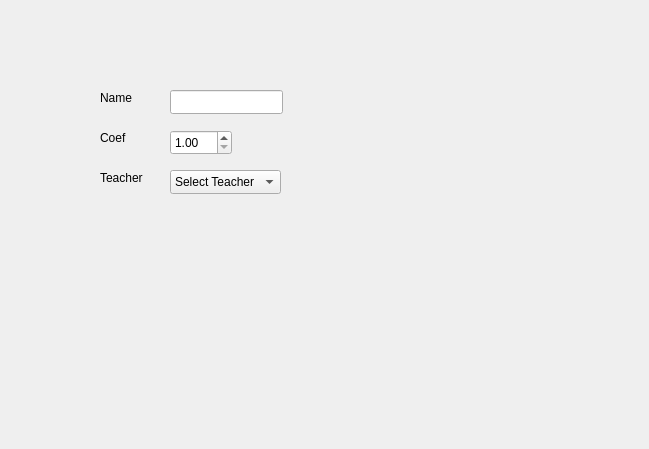
First picture: the form in ProjectPV/matiere/matiere.ui, repository Yassine-Mhirsi/ProjectPV, before the edit.
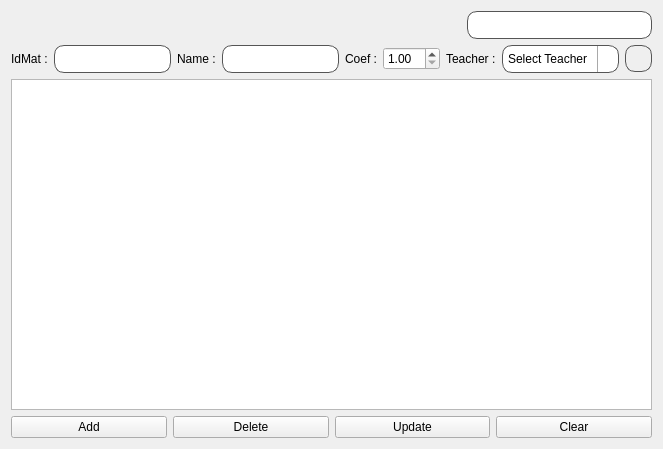
Second picture: the form after the edit. Icons and pictures are not drawn.

```diff
--- a/ProjectPV/matiere/matiere.ui
+++ b/ProjectPV/matiere/matiere.ui
@@ -6,90 +6,237 @@
    <rect>
     <x>0</x>
     <y>0</y>
-    <width>649</width>
+    <width>663</width>
     <height>449</height>
    </rect>
   </property>
   <property name="windowTitle">
    <string>Dialog</string>
   </property>
-  <widget class="QLineEdit" name="name_lineEdit">
-   <property name="geometry">
-    <rect>
-     <x>170</x>
-     <y>90</y>
-     <width>113</width>
-     <height>24</height>
-    </rect>
-   </property>
-  </widget>
-  <widget class="QComboBox" name="comboBox">
-   <property name="geometry">
-    <rect>
-     <x>170</x>
-     <y>170</y>
-     <width>111</width>
-     <height>24</height>
-    </rect>
-   </property>
+  <layout class="QVBoxLayout" name="verticalLayout_2">
    <item>
-    <property name="text">
-     <string>Select Teacher</string>
-    </property>
+    <layout class="QHBoxLayout" name="horizontalLayout_7">
+     <item>
+      <widget class="QLabel" name="label_4">
+       <property name="minimumSize">
+        <size>
+         <width>450</width>
+         <height>0</height>
+        </size>
+       </property>
+       <property name="text">
+        <string/>
+       </property>
+      </widget>
+     </item>
+     <item>
+      <widget class="QLineEdit" name="searchbar">
+       <property name="styleSheet">
+        <string notr="true">QLineEdit {
+    border-radius: 10px; /* Adjust the value to change the roundness */
+    padding: 5px; /* Adjust the padding as needed */
+    border: 1px solid #555555; /* Optional: add a border */
+}
+</string>
+       </property>
+      </widget>
+     </item>
+    </layout>
    </item>
-  </widget>
-  <widget class="QLabel" name="label">
-   <property name="geometry">
-    <rect>
-     <x>100</x>
-     <y>90</y>
-     <width>49</width>
-     <height>16</height>
-    </rect>
-   </property>
-   <property name="text">
-    <string>Name</string>
-   </property>
-  </widget>
-  <widget class="QLabel" name="label_2">
-   <property name="geometry">
-    <rect>
-     <x>100</x>
-     <y>130</y>
-     <width>49</width>
-     <height>16</height>
-    </rect>
-   </property>
-   <property name="text">
-    <string>Coef</string>
-   </property>
-  </widget>
-  <widget class="QLabel" name="label_3">
-   <property name="geometry">
-    <rect>
-     <x>100</x>
-     <y>170</y>
-     <width>49</width>
-     <height>16</height>
-    </rect>
-   </property>
-   <property name="text">
-    <string>Teacher</string>
-   </property>
-  </widget>
-  <widget class="QDoubleSpinBox" name="doubleSpinBox">
-   <property name="geometry">
-    <rect>
-     <x>170</x>
-     <y>130</y>
-     <width>62</width>
-     <height>25</height>
-    </rect>
-   </property>
-   <property name="minimum">
-    <double>1.000000000000000</double>
-   </property>
-  </widget>
+   <item>
+    <layout class="QVBoxLayout" name="verticalLayout">
+     <item>
+      <layout class="QHBoxLayout" name="horizontalLayout_5">
+       <item>
+        <layout class="QHBoxLayout" name="horizontalLayout_2">
+         <item>
+          <widget class="QLabel" name="id_label">
+           <property name="text">
+            <string>IdMat :</string>
+           </property>
+          </widget>
+         </item>
+         <item>
+          <widget class="QLineEdit" name="id_lineEdit">
+           <property name="enabled">
+            <bool>false</bool>
+           </property>
+           <property name="styleSheet">
+            <string notr="true">QLineEdit {
+    border-radius: 10px; /* Adjust the value to change the roundness */
+    padding: 5px; /* Adjust the padding as needed */
+    border: 1px solid #555555; /* Optional: add a border */
+}
+</string>
+           </property>
+          </widget>
+         </item>
+        </layout>
+       </item>
+       <item>
+        <layout class="QHBoxLayout" name="horizontalLayout">
+         <item>
+          <widget class="QLabel" name="label">
+           <property name="text">
+            <string>Name :</string>
+           </property>
+          </widget>
+         </item>
+         <item>
+          <widget class="QLineEdit" name="name_lineEdit">
+           <property name="styleSheet">
+            <string notr="true">QLineEdit {
+    border-radius: 10px; /* Adjust the value to change the roundness */
+    padding: 5px; /* Adjust the padding as needed */
+    border: 1px solid #555555; /* Optional: add a border */
+}
+</string>
+           </property>
+          </widget>
+         </item>
+        </layout>
+       </item>
+       <item>
+        <layout class="QHBoxLayout" name="horizontalLayout_4">
+         <item>
+          <widget class="QLabel" name="label_2">
+           <property name="text">
+            <string>Coef :</string>
+           </property>
+          </widget>
+         </item>
+         <item>
+          <widget class="QDoubleSpinBox" name="doubleSpinBox">
+           <property name="minimum">
+            <double>1.000000000000000</double>
+           </property>
+           <property name="maximum">
+            <double>10.000000000000000</double>
+           </property>
+           <property name="singleStep">
+            <double>0.500000000000000</double>
+           </property>
+          </widget>
+         </item>
+         <item>
+          <widget class="QLabel" name="label_3">
+           <property name="text">
+            <string>Teacher :</string>
+           </property>
+          </widget>
+         </item>
+         <item>
+          <widget class="QComboBox" name="comboBox">
+           <property name="styleSheet">
+            <string notr="true">QComboBox {
+    border-radius: 10px; /* Adjust the value to change the roundness */
+    padding: 5px; /* Adjust the padding as needed */
+    border: 1px solid #555555; /* Optional: add a border */
+    min-width: 6em;
+}
+
+QComboBox::drop-down {
+    subcontrol-origin: padding;
+    subcontrol-position: top right;
+    width: 20px;
+
+
+    border-left-width: 1px;
+    border-left-color: darkgray;
+    border-left-style: solid;
+    border-top-right-radius: 10px;
+    border-bottom-right-radius: 10px;
+}
+
+QComboBox::down-arrow {
+    image: url(E:/documents/cpp/QtProjectPV/p/ProjectPV/assets/arrow-down.svg);
+    width: 16px;
+    height: 16px;
+	border-right-radius: 10px
+}
+
+
+</string>
+           </property>
+           <item>
+            <property name="text">
+             <string>Select Teacher</string>
+            </property>
+           </item>
+          </widget>
+         </item>
+         <item>
+          <widget class="QPushButton" name="add_teacher">
+           <property name="maximumSize">
+            <size>
+             <width>27</width>
+             <height>27</height>
+            </size>
+           </property>
+           <property name="styleSheet">
+            <string notr="true">QPushButton {
+    border-radius: 10px; /* Adjust the value to change the roundness */
+    padding: 5px; /* Adjust the padding as needed */
+    border: 1px solid #555555; /* Optional: add a border */
+}
+
+QPushButton:hover { color: white; background-color: lightgray; }
+</string>
+           </property>
+           <property name="text">
+            <string/>
+           </property>
+          </widget>
+         </item>
+        </layout>
+       </item>
+       <item>
+        <layout class="QHBoxLayout" name="horizontalLayout_3"/>
+       </item>
+      </layout>
+     </item>
+     <item>
+      <widget class="QTableView" name="tableView">
+       <attribute name="verticalHeaderVisible">
+        <bool>false</bool>
+       </attribute>
+      </widget>
+     </item>
+     <item>
+      <layout class="QHBoxLayout" name="horizontalLayout_6">
+       <item>
+        <widget class="QPushButton" name="add_pushButton">
+         <property name="text">
+          <string>Add</string>
+         </property>
+        </widget>
+       </item>
+       <item>
+        <widget class="QPushButton" name="delete_pushButton">
+         <property name="text">
+          <string>Delete</string>
+         </property>
+        </widget>
+       </item>
+       <item>
+        <widget class="QPushButton" name="modify_pushButton">
+         <property name="text">
+          <string>Update</string>
+         </property>
+        </widget>
+       </item>
+       <item>
+        <widget class="QPushButton" name="clear_pushButton">
+         <property name="text">
+          <string>Clear</string>
+         </property>
+        </widget>
+       </item>
+      </layout>
+     </item>
+    </layout>
+   </item>
+  </layout>
  </widget>
  <resources/>
  <connections/>
```
Left out of the diff: 12 changed lines with no effect on the pictures.
